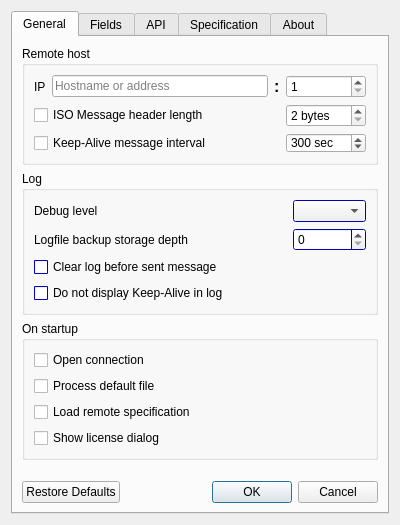
The window that common/gui/forms/settings_window.ui (FedorIvanov37/signal) describes before a commit, drawn with Qt 5.
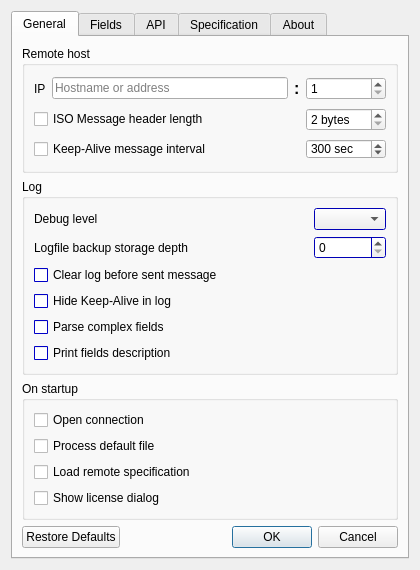
The same window after the commit.

Commit message: Preparation to parse subfields and print descriptions in log

Patch:
```diff
--- a/common/gui/forms/settings_window.ui
+++ b/common/gui/forms/settings_window.ui
@@ -6,8 +6,8 @@
    <rect>
     <x>0</x>
     <y>0</y>
-    <width>400</width>
-    <height>525</height>
+    <width>420</width>
+    <height>570</height>
    </rect>
   </property>
   <property name="sizePolicy">
@@ -18,14 +18,14 @@
   </property>
   <property name="minimumSize">
    <size>
-    <width>400</width>
-    <height>525</height>
+    <width>420</width>
+    <height>570</height>
    </size>
   </property>
   <property name="maximumSize">
    <size>
-    <width>400</width>
-    <height>525</height>
+    <width>420</width>
+    <height>570</height>
    </size>
   </property>
   <property name="windowTitle">
@@ -312,23 +312,6 @@
           <string>Log</string>
          </property>
          <layout class="QGridLayout" name="gridLayout_6">
-          <item row="0" column="2">
-           <widget class="QComboBox" name="DebugLevel"/>
-          </item>
-          <item row="1" column="2">
-           <widget class="QSpinBox" name="LogStorageDepth">
-            <property name="maximum">
-             <number>999</number>
-            </property>
-           </widget>
-          </item>
-          <item row="3" column="0">
-           <widget class="QCheckBox" name="ReduceKeepAlive">
-            <property name="text">
-             <string>Do not display Keep-Alive in log</string>
-            </property>
-           </widget>
-          </item>
           <item row="0" column="0">
            <widget class="QLabel" name="label_4">
             <property name="text">
@@ -336,6 +319,9 @@
             </property>
            </widget>
           </item>
+          <item row="0" column="3">
+           <widget class="QComboBox" name="DebugLevel"/>
+          </item>
           <item row="1" column="0">
            <widget class="QLabel" name="LogBackupLabel">
             <property name="text">
@@ -343,14 +329,7 @@
             </property>
            </widget>
           </item>
-          <item row="2" column="0">
-           <widget class="QCheckBox" name="ClearLog">
-            <property name="text">
-             <string>Clear log before sent message</string>
-            </property>
-           </widget>
-          </item>
-          <item row="1" column="1">
+          <item row="1" column="1" colspan="2">
            <spacer name="horizontalSpacer_12">
             <property name="orientation">
              <enum>Qt::Horizontal</enum>
@@ -363,7 +342,81 @@
             </property>
            </spacer>
           </item>
-          <item row="2" column="2">
+          <item row="1" column="3">
+           <widget class="QSpinBox" name="LogStorageDepth">
+            <property name="maximum">
+             <number>999</number>
+            </property>
+           </widget>
+          </item>
+          <item row="2" column="0">
+           <widget class="QCheckBox" name="ClearLog">
+            <property name="text">
+             <string>Clear log before sent message</string>
+            </property>
+           </widget>
+          </item>
+          <item row="3" column="0" colspan="2">
+           <widget class="QCheckBox" name="ReduceKeepAlive">
+            <property name="text">
+             <string>Hide Keep-Alive in log</string>
+            </property>
+           </widget>
+          </item>
+          <item row="3" column="2" colspan="2">
+           <spacer name="horizontalSpacer_7">
+            <property name="orientation">
+             <enum>Qt::Horizontal</enum>
+            </property>
+            <property name="sizeHint" stdset="0">
+             <size>
+              <width>99</width>
+              <height>20</height>
+             </size>
+            </property>
+           </spacer>
+          </item>
+          <item row="4" column="0" colspan="2">
+           <widget class="QCheckBox" name="PrintSubfields">
+            <property name="text">
+             <string>Parse complex fields</string>
+            </property>
+           </widget>
+          </item>
+          <item row="5" column="0" colspan="2">
+           <widget class="QCheckBox" name="PrintDescription">
+            <property name="text">
+             <string>Print fields description</string>
+            </property>
+           </widget>
+          </item>
+          <item row="5" column="2" colspan="2">
+           <spacer name="horizontalSpacer_17">
+            <property name="orientation">
+             <enum>Qt::Horizontal</enum>
+            </property>
+            <property name="sizeHint" stdset="0">
+             <size>
+              <width>99</width>
+              <height>20</height>
+             </size>
+            </property>
+           </spacer>
+          </item>
+          <item row="4" column="2" colspan="2">
+           <spacer name="horizontalSpacer_16">
+            <property name="orientation">
+             <enum>Qt::Horizontal</enum>
+            </property>
+            <property name="sizeHint" stdset="0">
+             <size>
+              <width>99</width>
+              <height>20</height>
+             </size>
+            </property>
+           </spacer>
+          </item>
+          <item row="2" column="2" colspan="2">
            <spacer name="horizontalSpacer_2">
             <property name="orientation">
              <enum>Qt::Horizontal</enum>
@@ -417,19 +470,6 @@
         </widget>
        </item>
        <item row="3" column="0">
-        <spacer name="verticalSpacer_2">
-         <property name="orientation">
-          <enum>Qt::Vertical</enum>
-         </property>
-         <property name="sizeHint" stdset="0">
-          <size>
-           <width>20</width>
-           <height>40</height>
-          </size>
-         </property>
-        </spacer>
-       </item>
-       <item row="4" column="0">
         <widget class="QDialogButtonBox" name="GeneralButtonBox">
          <property name="standardButtons">
           <set>QDialogButtonBox::Cancel|QDialogButtonBox::Ok|QDialogButtonBox::RestoreDefaults</set>
```
Left out of the diff: 26 changed lines with no effect on the pictures. The commit also changes 6 other files.
